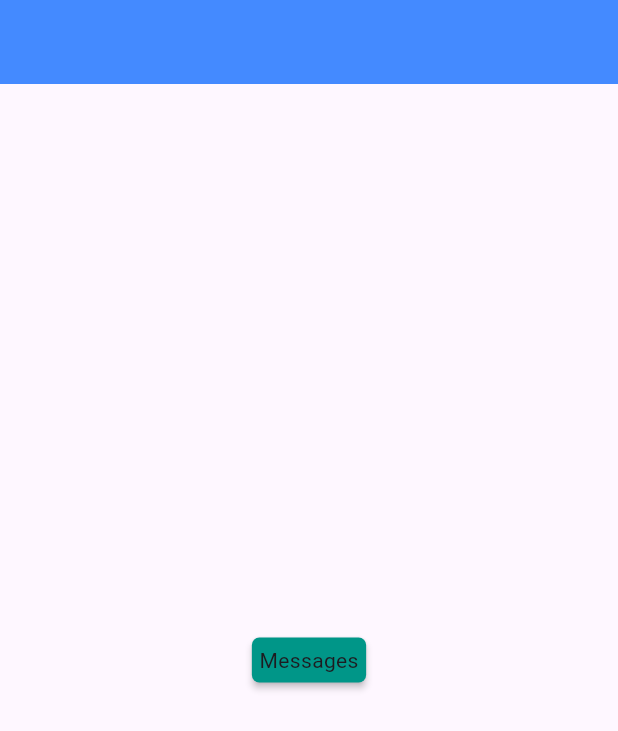
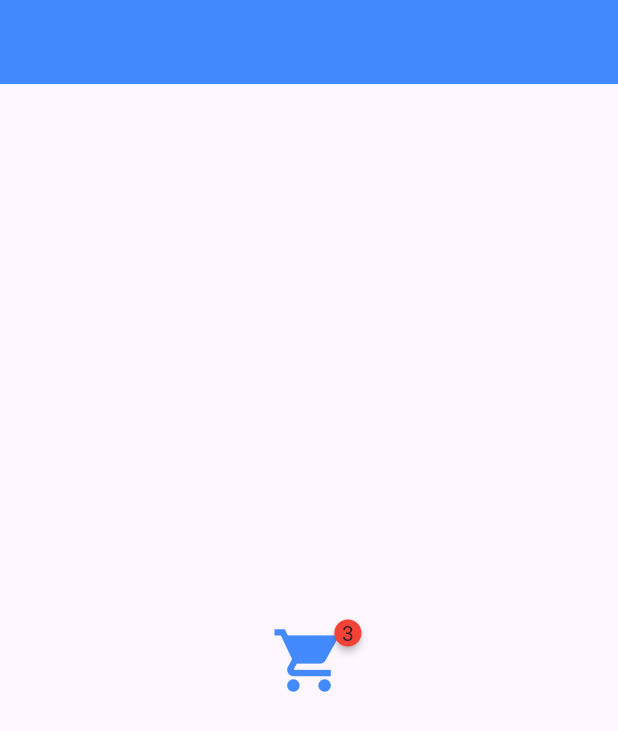
Before and after one commit to Salman-Dev336/Pub.Dev, a Flutter app: the screen it shows after launch, on a phone screen of 412 x 824 dp. Shown: the top 731 px of the screen. Run offline on Flutter 3.47's test engine with Material 3 defaults, Android fonts, the phone set to English and light mode, and no system bars; drawn by our look-alikes of badges.

Commit message:
try different animations and icons

```diff
--- a/lib/home.dart
+++ b/lib/home.dart
@@ -22,17 +22,10 @@ class _HomeState extends State<Home> {
         children: [
          Center(
            child: badges.Badge(
-            badgeContent: Text('Messages'),
-            badgeStyle: badges.BadgeStyle(
-              shape: badges.BadgeShape.square,
-              badgeColor: Colors.teal,
-              borderRadius: BorderRadius.circular(5),
-
-            ),
-            badgeAnimation: badges.BadgeAnimation.scale(
-              animationDuration: Duration(seconds: 3),
-            ),
-
+            badgeContent: Text('3'),
+            child: Icon(Icons.shopping_cart,
+             size: 50,
+              color: Colors.blueAccent),
            ),
          )
         ],
```
